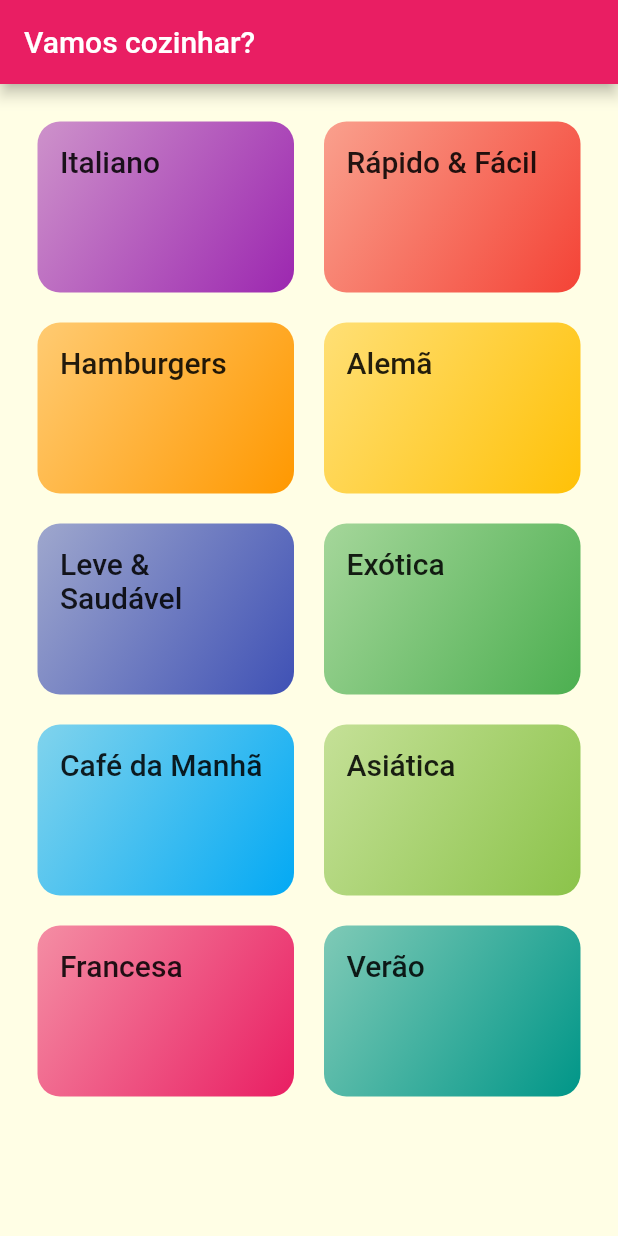
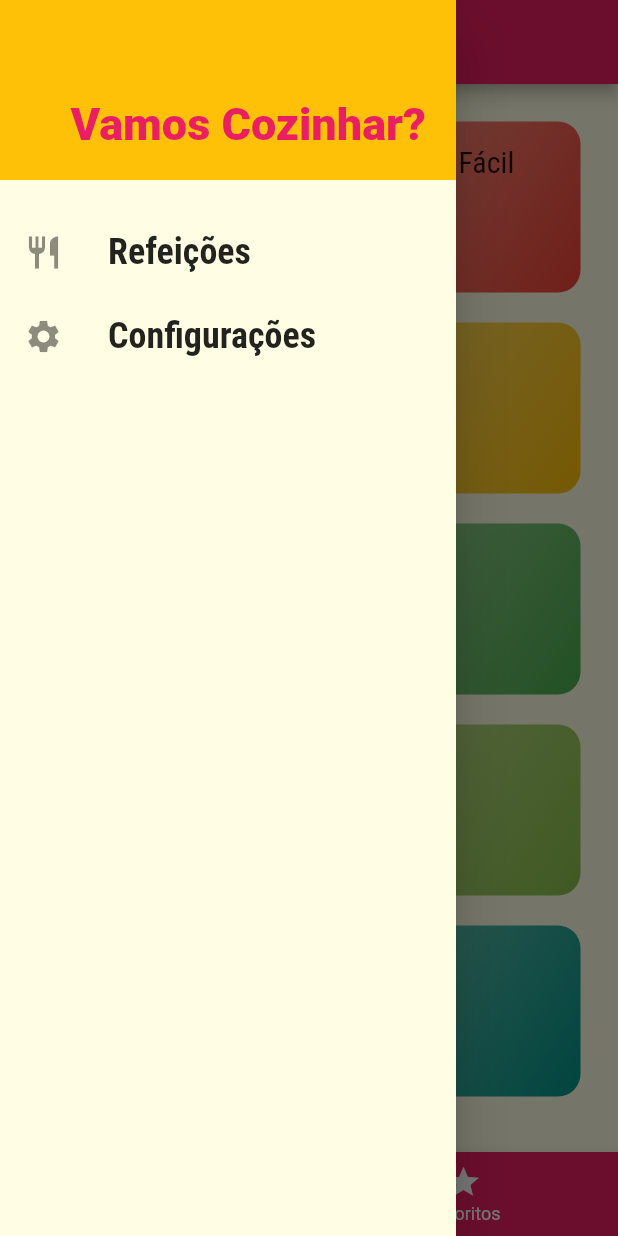
Before and after one commit to yuslleyfagundes/foodsapp, a Flutter app: the screen it shows after launch, with the side drawer open (before the commit the screen has no drawer), on a phone screen of 412 x 824 dp. Run offline on Flutter 3.47's test engine with Material 2 defaults, Android fonts, the phone set to English and light mode, and no system bars.

Commit message:
News alter

```diff
--- a/lib/components/category_item.dart
+++ b/lib/components/category_item.dart
@@ -1,6 +1,5 @@
-import 'dart:html';
+import 'package:flutter/material.dart';
 
-import 'package:flutter/material.dart';
 import '../models/category.dart';
 import '../utils/app_routes.dart';
 
@@ -26,7 +25,6 @@ class CategoryItem extends StatelessWidget {
         padding: const EdgeInsets.all(15),
         child: Text(
           category.title,
-          // ignore: deprecated_member_use
           style: Theme.of(context).textTheme.title,
         ),
         decoration: BoxDecoration(
--- /dev/null
+++ b/lib/components/main_drawer.dart
@@ -0,0 +1,59 @@
+import 'package:flutter/material.dart';
+
+import '../utils/app_routes.dart';
+
+class MainDrawer extends StatelessWidget {
+  Widget _createItem(IconData icon, String label, Function onTap) {
+    return ListTile(
+      leading: Icon(
+        icon,
+        size: 26,
+      ),
+      title: Text(
+        label,
+        style: TextStyle(
+          fontFamily: 'RobotoCondensed',
+          fontSize: 24,
+          fontWeight: FontWeight.bold,
+        ),
+      ),
+      onTap: onTap,
+    );
+  }
+
+  @override
+  Widget build(BuildContext context) {
+    return Drawer(
+      child: Column(
+        children: <Widget>[
+          Container(
+            height: 120,
+            width: double.infinity,
+            padding: EdgeInsets.all(20),
+            color: Theme.of(context).accentColor,
+            alignment: Alignment.bottomRight,
+            child: Text(
+              'Vamos Cozinhar?',
+              style: TextStyle(
+                fontWeight: FontWeight.w900,
+                fontSize: 30,
+                color: Theme.of(context).primaryColor,
+              ),
+            ),
+          ),
+          SizedBox(height: 20),
+          _createItem(
+            Icons.restaurant,
+            'Refeições',
+            () => Navigator.of(context).pushReplacementNamed(AppRoutes.HOME),
+          ),
+          _createItem(
+            Icons.settings,
+            'Configurações',
+            () => Navigator.of(context).pushReplacementNamed(AppRoutes.SETTINGS),
+          ),
+        ],
+      ),
+    );
+  }
+}
--- a/lib/main.dart
+++ b/lib/main.dart
@@ -1,24 +1,66 @@
-import 'dart:ui';
+import 'package:flutter/material.dart';
 
-import 'package:flutter/material.dart';
-import 'screens/categories_screen.dart';
+import 'screens/tabs_screen.dart';
 import 'screens/categories_meals_screen.dart';
+import 'screens/meal_detail_screen.dart';
+import 'screens/settings_screen.dart';
+
 import 'utils/app_routes.dart';
+import 'models/meal.dart';
+import 'models/settings.dart';
+import 'data/dummy_data.dart';
 
 void main() => runApp(MyApp());
 
-class MyApp extends StatelessWidget {
+class MyApp extends StatefulWidget {
+  @override
+  _MyAppState createState() => _MyAppState();
+}
+
+class _MyAppState extends State<MyApp> {
+  Settings settings = Settings();
+  List<Meal> _availableMeals = DUMMY_MEALS;
+  List<Meal> _favoriteMeals = [];
+
+  void _filterMeals(Settings settings) {
+    setState(() {
+      this.settings = settings;
+
+      _availableMeals = DUMMY_MEALS.where((meal) {
+        final filterGluten = settings.isGlutenFree && !meal.isGlutenFree;
+        final filterLactose = settings.isLactoseFree && !meal.isLactoseFree;
+        final filterVegan = settings.isVegan && !meal.isVegan;
+        final filterVegetarian = settings.isVegetarian && !meal.isVegetarian;
+        return !filterGluten &&
+            !filterLactose &&
+            !filterVegan &&
+            !filterVegetarian;
+      }).toList();
+    });
+  }
+
+  void _toggleFavorite(Meal meal) {
+    setState(() {
+      _favoriteMeals.contains(meal)
+          ? _favoriteMeals.remove(meal)
+          : _favoriteMeals.add(meal);
+    });
+  }
+
+  bool _isFavorite(Meal meal) {
+    return _favoriteMeals.contains(meal);
+  }
+
   @override
   Widget build(BuildContext context) {
     return MaterialApp(
-      title: 'DeliMeals',
+      title: 'Vamos Cozinhar?',
       theme: ThemeData(
         primarySwatch: Colors.pink,
         accentColor: Colors.amber,
         fontFamily: 'Raleway',
         canvasColor: Color.fromRGBO(255, 254, 229, 1),
         textTheme: ThemeData.light().textTheme.copyWith(
-              // ignore: deprecated_member_use
               title: TextStyle(
                 fontSize: 20,
                 fontFamily: 'RobotoCondensed',
@@ -26,8 +68,11 @@ class MyApp extends StatelessWidget {
             ),
       ),
       routes: {
-        AppRoutes.HOME: (ctx) => CategoriesScreen(),
-        AppRoutes.CATEGORIES_MEALS: (ctx) => CategoriesMealsScreen(),
+        AppRoutes.HOME: (ctx) => TabsScreen(_favoriteMeals),
+        AppRoutes.CATEGORIES_MEALS: (ctx) =>
+            CategoriesMealsScreen(_availableMeals),
+        AppRoutes.MEAL_DETAIL: (ctx) => MealDetailScreen(_toggleFavorite, _isFavorite),
+        AppRoutes.SETTINGS: (ctx) => SettingsScreen(settings, _filterMeals),
       },
     );
   }
--- a/lib/models/category.dart
+++ b/lib/models/category.dart
@@ -1,6 +1,7 @@
 import 'package:flutter/material.dart';
 
 class Category {
+
   final String id;
   final String title;
   final Color color;
--- /dev/null
+++ b/lib/models/settings.dart
@@ -0,0 +1,13 @@
+class Settings {
+  bool isGlutenFree;
+  bool isLactoseFree;
+  bool isVegan;
+  bool isVegetarian;
+
+  Settings({
+    this.isGlutenFree = false,
+    this.isLactoseFree = false,
+    this.isVegan = false,
+    this.isVegetarian = false,
+  });
+}
--- a/lib/screens/categories_screen.dart
+++ b/lib/screens/categories_screen.dart
@@ -1,15 +1,12 @@
 import 'package:flutter/material.dart';
+
 import '../components/category_item.dart';
 import '../data/dummy_data.dart';
 
 class CategoriesScreen extends StatelessWidget {
   @override
   Widget build(BuildContext context) {
-    return Scaffold(
-      appBar: AppBar(
-        title: Text('Vamos cozinhar?'),
-      ),
-      body: GridView(
+    return GridView(
       padding: const EdgeInsets.all(25),
       gridDelegate: SliverGridDelegateWithMaxCrossAxisExtent(
         maxCrossAxisExtent: 200,
@@ -20,7 +17,6 @@ class CategoriesScreen extends StatelessWidget {
       children: DUMMY_CATEGORIES.map((cat) {
         return CategoryItem(cat);
       }).toList(),
-      ),
     );
   }
 }
--- /dev/null
+++ b/lib/screens/tabs_screen.dart
@@ -0,0 +1,71 @@
+import 'package:flutter/material.dart';
+
+import 'categories_screen.dart';
+import 'favorite_screen.dart';
+import '../components/main_drawer.dart';
+import '../models/meal.dart';
+
+class TabsScreen extends StatefulWidget {
+  final List<Meal> favoriteMeals;
+
+  const TabsScreen(this.favoriteMeals);
+
+  @override
+  _TabsScreenState createState() => _TabsScreenState();
+}
+
+class _TabsScreenState extends State<TabsScreen> {
+  int _selectedScreenIndex = 0;
+  List<Map<String, Object>> _screens;
+
+  @override
+  void initState() {
+    super.initState();
+    _screens = [
+      {
+        'title': 'Lista de Categorias',
+        'screen': CategoriesScreen(),
+      },
+      {
+        'title': 'Meus Favoritos',
+        'screen': FavoriteScreen(widget.favoriteMeals),
+      },
+    ];
+  }
+
+  _selectScreen(int index) {
+    setState(() {
+      _selectedScreenIndex = index;
+    });
+  }
+
+  @override
+  Widget build(BuildContext context) {
+    return Scaffold(
+      appBar: AppBar(
+        title: Text(
+          _screens[_selectedScreenIndex]['title'],
+        ),
+      ),
+      drawer: MainDrawer(),
+      body: _screens[_selectedScreenIndex]['screen'],
+      bottomNavigationBar: BottomNavigationBar(
+        onTap: _selectScreen,
+        backgroundColor: Theme.of(context).primaryColor,
+        unselectedItemColor: Colors.white,
+        selectedItemColor: Theme.of(context).accentColor,
+        currentIndex: _selectedScreenIndex,
+        items: [
+          BottomNavigationBarItem(
+            icon: Icon(Icons.category),
+            title: Text('Categorias'),
+          ),
+          BottomNavigationBarItem(
+            icon: Icon(Icons.star),
+            title: Text('Favoritos'),
+          ),
+        ],
+      ),
+    );
+  }
+}
--- a/lib/utils/app_routes.dart
+++ b/lib/utils/app_routes.dart
@@ -1,4 +1,6 @@
 class AppRoutes {
   static const HOME = '/';
   static const CATEGORIES_MEALS = '/categories-meals';
+  static const MEAL_DETAIL = '/meal-detail';
+  static const SETTINGS = '/settings';
 }
```
Also changed, not shown: lib/components/meal_item.dart (+32 -5 lines), lib/models/meal.dart (+26 -0 lines), lib/screens/categories_meals_screen.dart (+7 -4 lines), lib/screens/favorite_screen.dart (added, +26 -0 lines), lib/screens/meal_detail_screen.dart (added, +104 -0 lines), lib/screens/settings_screen.dart (added, +94 -0 lines), pubspec.yaml (+18 -23 lines), lib/data/dummy_data.dart (line endings or trailing spaces), pubspec.lock. Lines whose indentation alone changed are shown as unchanged.
